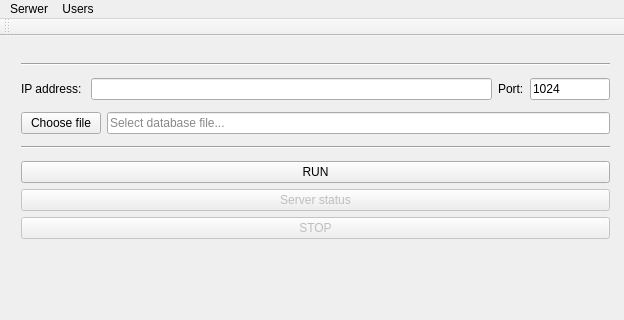
The window that _server/_projectFiles/serwer.ui (DKrakowczyk/CloudDrive) describes before a commit, drawn with Qt 5; both pictures show x 0 to 624 and y 0 to 320 of the 624 by 520 pixel window.
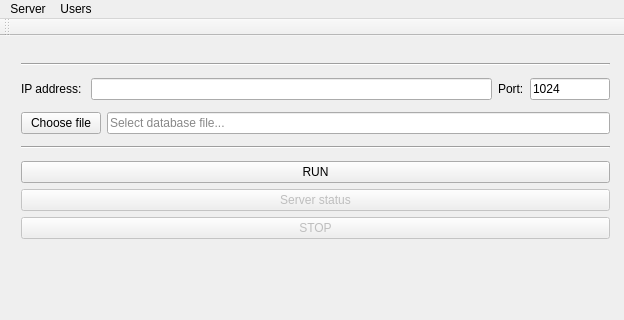
The same window after the commit. Icons and pictures are not drawn.

Patch:
```diff
--- a/_server/_projectFiles/serwer.ui
+++ b/_server/_projectFiles/serwer.ui
@@ -1434,7 +1434,7 @@
    </property>
    <widget class="QMenu" name="menuSerwer_Data">
     <property name="title">
-     <string>Serwer</string>
+     <string>Server</string>
     </property>
    </widget>
    <widget class="QMenu" name="menuaaa">
```
Left out of the diff: 6 changed lines with no effect on the pictures.
